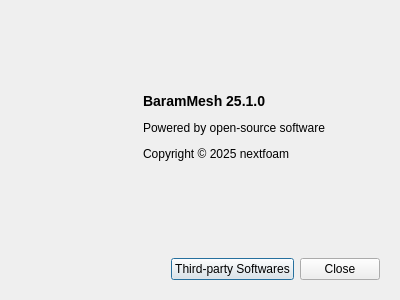
nextfoam/baram, file baramMesh/view/menu/help/about_dialog.ui: the form before one commit.
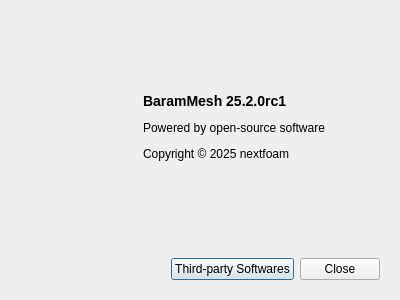
The form after the commit.

```diff
--- a/baramMesh/view/menu/help/about_dialog.ui
+++ b/baramMesh/view/menu/help/about_dialog.ui
@@ -90,7 +90,7 @@
          </sizepolicy>
         </property>
         <property name="text">
-         <string>&lt;p&gt;&lt;b&gt;&lt;font size=&quot;4&quot;&gt;BaramMesh 25.1.0&lt;/font&gt;&lt;/b&gt;&lt;/p&gt;
+         <string>&lt;p&gt;&lt;b&gt;&lt;font size=&quot;4&quot;&gt;BaramMesh 25.2.0rc1&lt;/font&gt;&lt;/b&gt;&lt;/p&gt;
 
 &lt;p&gt;Powered by open-source software&lt;/p&gt;
 
```
